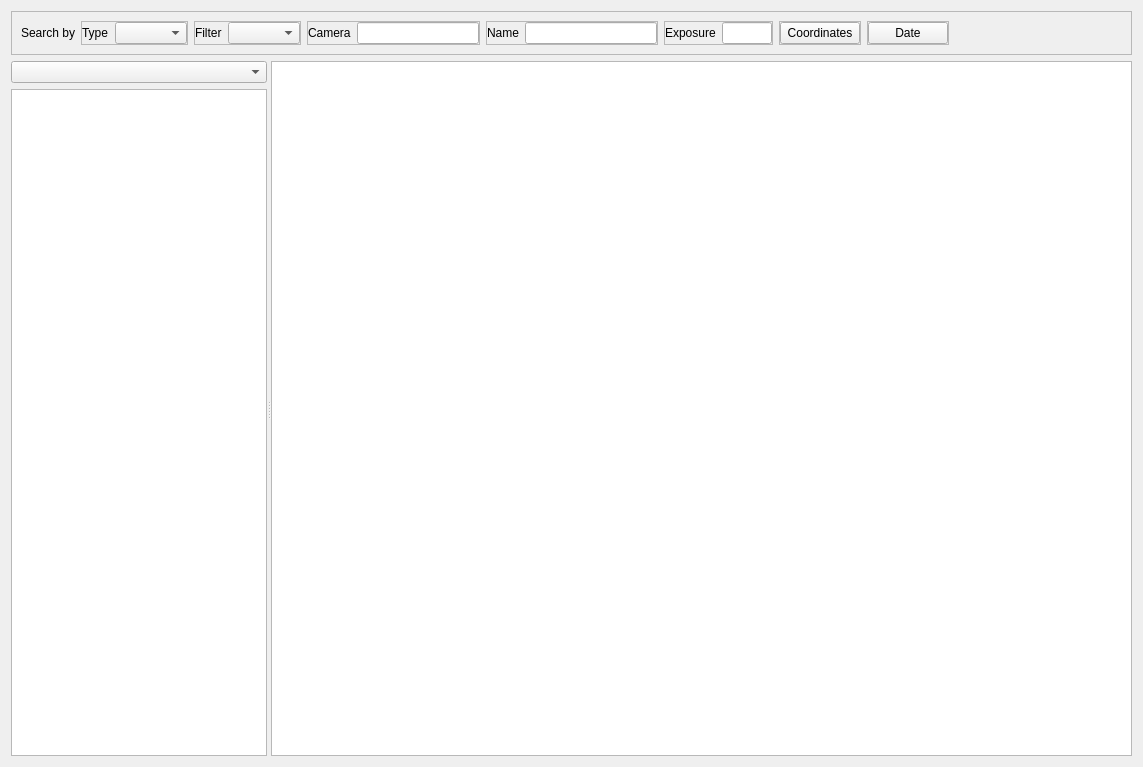
First picture: the form in astrofilemanager/ui/SearchPanel.ui, repository bcolyn/PhotonFinder, before the edit.
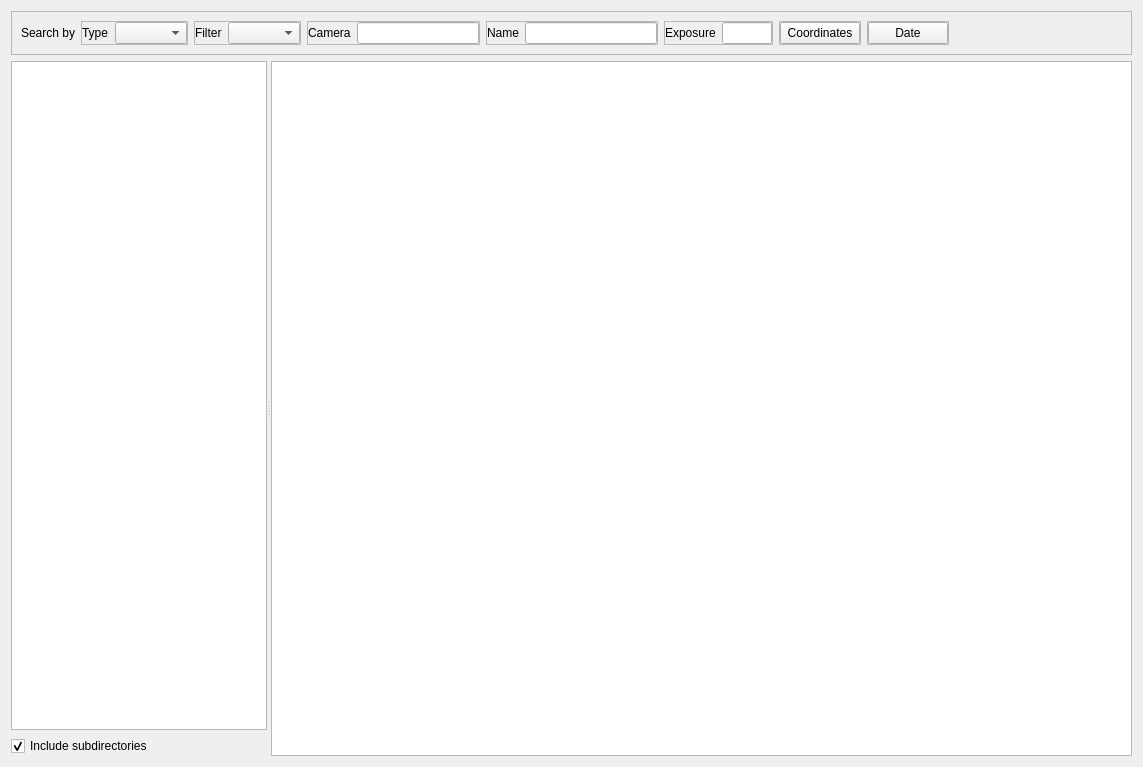
Second picture: the form after the edit.

Commit message: Display the filesystem information in the database as a filter in the UI

Patch:
```diff
--- a/astrofilemanager/ui/SearchPanel.ui
+++ b/astrofilemanager/ui/SearchPanel.ui
@@ -343,16 +343,35 @@
         </property>
         <widget class="QWidget" name="verticalLayoutWidget">
          <layout class="QVBoxLayout" name="comboTreeLayout">
-          <item>
-           <widget class="QComboBox" name="libraryComboBox"/>
-          </item>
           <item>
            <widget class="QTreeView" name="filesystemTreeView">
+            <property name="selectionMode">
+             <enum>QAbstractItemView::SelectionMode::ExtendedSelection</enum>
+            </property>
+            <property name="selectionBehavior">
+             <enum>QAbstractItemView::SelectionBehavior::SelectItems</enum>
+            </property>
+            <property name="rootIsDecorated">
+             <bool>true</bool>
+            </property>
+            <property name="uniformRowHeights">
+             <bool>true</bool>
+            </property>
             <attribute name="headerVisible">
              <bool>false</bool>
             </attribute>
            </widget>
           </item>
+          <item>
+           <widget class="QCheckBox" name="checkBox">
+            <property name="text">
+             <string>Include subdirectories</string>
+            </property>
+            <property name="checked">
+             <bool>true</bool>
+            </property>
+           </widget>
+          </item>
          </layout>
         </widget>
         <widget class="QTableView" name="dataView">
```
The commit also changes 5 other files.
